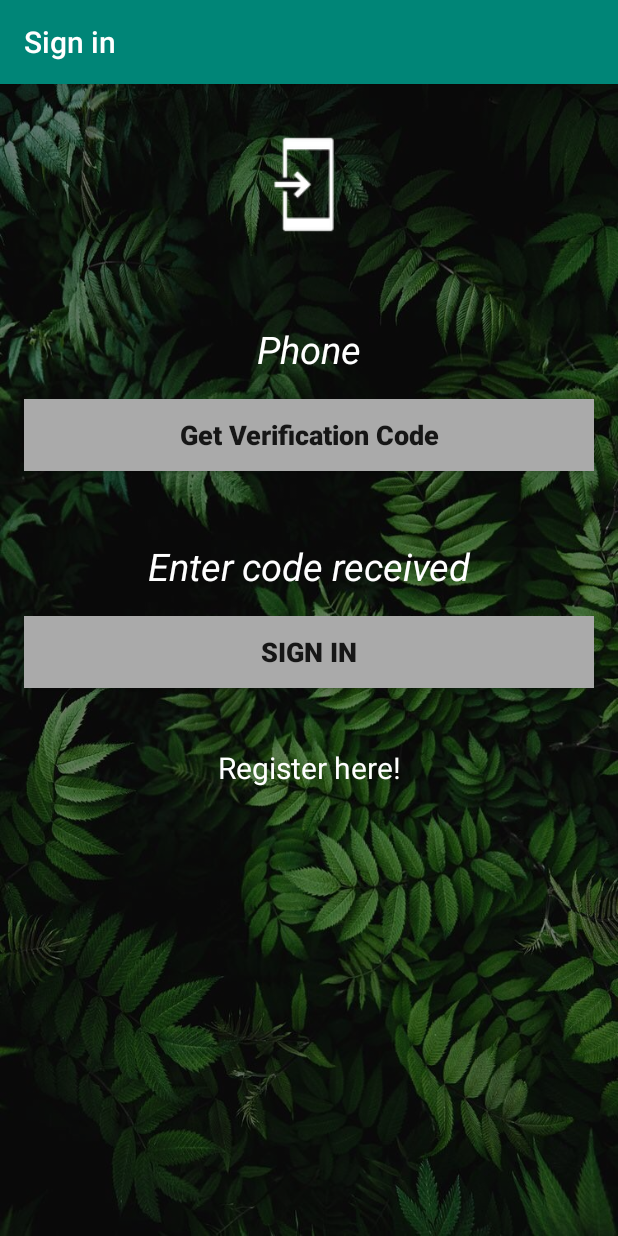
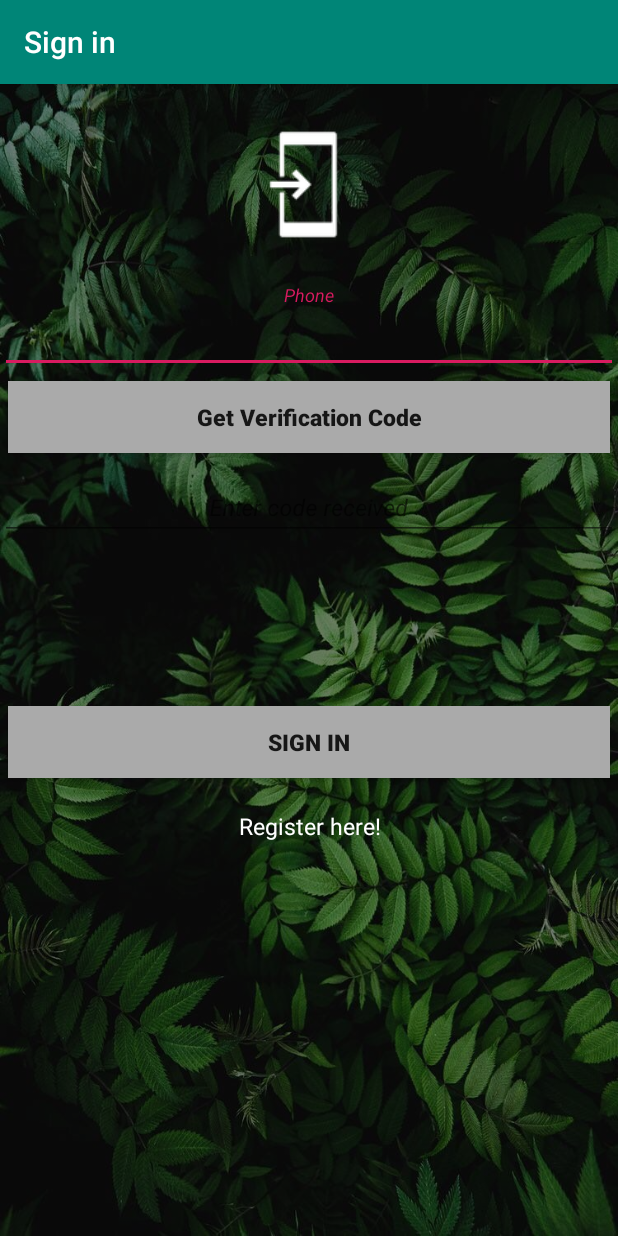
Before and after one commit to nagyjahel/SapiProject, an Android app: the AuthenticationActivity screen opened directly, with no data from a screen before it, on a phone screen of 412 x 824 dp. Run offline under Robolectric (Android 15) with nearby library versions, the phone set to English and light mode, and no system bars; our stand-ins replace Firebase (no records; nobody signed in at launch, a user with empty details on screens opened directly).

Commit message:
Log in and register new user

```diff
--- a/SapiAds/app/src/main/java/com/example/nagyjahel/sapiads/Authentication/AuthenticationActivity.java
+++ b/SapiAds/app/src/main/java/com/example/nagyjahel/sapiads/Authentication/AuthenticationActivity.java
@@ -54,13 +54,21 @@ import static android.media.AudioTrack.STATE_INITIALIZED;
 public class AuthenticationActivity extends AppCompatActivity {
 
 
-    private EditText mPhoneNumber;
-    private EditText mVerificationCode;
+    private android.support.design.widget.TextInputEditText mPhoneNumber;
+    private android.support.design.widget.TextInputEditText mVerificationCode;
+    private android.support.design.widget.TextInputLayout mFirstName;
+    private android.support.design.widget.TextInputEditText mFirstNameValue;
+    private android.support.design.widget.TextInputEditText mLastNameValue;
+    private android.support.design.widget.TextInputLayout mLastName;
     private TextView mRegister;
+    private Button mSignInButton;
+    private int registeredUser = 0;
 
     private FirebaseAuth mAuth;
     private String codeSent;
     private String userCode;
+
+    private static final String TAG = "AuthActivity";
 
     private boolean mExist;
 
@@ -72,11 +80,21 @@ public class AuthenticationActivity extends AppCompatActivity {
         mAuth = FirebaseAuth.getInstance();
         mVerificationCode = findViewById(R.id.verificationCode);
         mPhoneNumber = findViewById(R.id.phoneNumber);
+        mFirstName = findViewById(R.id.firstName);
+        mFirstNameValue = findViewById(R.id.firstNameValue);
+        mLastNameValue = findViewById(R.id.lastNameValue);
+        mLastName = findViewById(R.id.lastName);
         mRegister = findViewById(R.id.register);
+        mSignInButton = findViewById(R.id.signinButton);
+        registeredUser = 0;
+
+        mFirstName.setVisibility(View.INVISIBLE);
+        mLastName.setVisibility(View.INVISIBLE);
 
         findViewById(R.id.verificationButton).setOnClickListener(new View.OnClickListener(){
                 @Override
                 public void onClick(View v){
+                    Log.d(TAG, "Verification button pressed");
                     sendVerificationCode();
                 }
         });
@@ -84,7 +102,25 @@ public class AuthenticationActivity extends AppCompatActivity {
         findViewById(R.id.signinButton).setOnClickListener(new View.OnClickListener(){
             @Override
             public void onClick(View v){
+                Log.d(TAG, "Sign in button pressed");
+                if(mPhoneNumber.getText().toString() != null && codeSent != null)
+                {
                     verifySignInCode();
+                }
+
+
+            }
+        });
+
+        findViewById(R.id.register).setOnClickListener(new View.OnClickListener(){
+            @Override
+            public void onClick(View v){
+                Log.d(TAG, "Sign in button pressed");
+                mFirstName.setVisibility(View.VISIBLE);
+                mLastName.setVisibility(View.VISIBLE);
+                mRegister.setVisibility(View.INVISIBLE);
+                mSignInButton.setText("Register");
+                registeredUser = 1;
 
             }
         });
@@ -92,7 +128,10 @@ public class AuthenticationActivity extends AppCompatActivity {
 
     private void verifySignInCode(){
 
+
+
         userCode = mVerificationCode.getText().toString();
+        Log.d(TAG, "Code:" + userCode);
         PhoneAuthCredential credential = PhoneAuthProvider.getCredential(codeSent, userCode);
         signInWithPhoneAuthCredential(credential);
     }
@@ -103,14 +142,17 @@ public class AuthenticationActivity extends AppCompatActivity {
                     @Override
                     public void onComplete(@NonNull final Task<AuthResult> task) {
                         if (task.isSuccessful()) {
-
+                            if(registeredUser == 1)
+                            {
+                                Log.d(TAG, "Task succesfull");
+                                String firstName = mFirstNameValue.getText().toString();
+                                String lastName = mLastNameValue.getText().toString();
                                 final FirebaseDatabase database = FirebaseDatabase.getInstance();
                                 String key = Long.toString(System.currentTimeMillis());
-                            final DatabaseReference users = database.getReference("users/" + key);
+                                final DatabaseReference users = database.getReference("users/" + mPhoneNumber.getText().toString());
                                 Map<String,String > map = new HashMap<>();
-                                        map.put("phoneNumber", mPhoneNumber.getText().toString());
-                                        map.put("firstName", "Jahel");
-                                        map.put("lastName", "Nagy");
+                                map.put("firstName", firstName);
+                                map.put("lastName", lastName);
                                 map.put("photoUrl", "https://scontent.fotp3-2.fna.fbcdn.net/v/t1.0-9/45669376_2031047590289015_5687033769354067968_o.jpg?_nc_cat=106&_nc_ht=scontent.fotp3-2.fna&oh=0269a86d62af533fbc0e8dc1f3e627b5&oe=5C69F883");
 
                                 users.setValue(map)
@@ -121,6 +163,25 @@ public class AuthenticationActivity extends AppCompatActivity {
                                                         "You logged in!", Toast.LENGTH_LONG).show();
                                             }
                                         });
+                            }
+                            else
+                            {
+                                Log.d(TAG, "Task succesfull");
+                                final FirebaseDatabase database = FirebaseDatabase.getInstance();
+                                String key = Long.toString(System.currentTimeMillis());
+                                final DatabaseReference users = database.getReference("users/" + mPhoneNumber.getText().toString());
+                                Map<String,String > map = new HashMap<>();
+                                /*
+                                users.setValue(map)
+                                        .addOnSuccessListener(new OnSuccessListener<Void>() {
+                                            @Override
+                                            public void onSuccess(Void aVoid) {
+                                                Toast.makeText(getApplicationContext(),
+                                                        "You logged in!", Toast.LENGTH_LONG).show();
+                                            }
+                                        });*/
+                            }
+
                                 //here we can open a new activity
                             /*Toast.makeText(getApplicationContext(),
                             "Login succesfull", Toast.LENGTH_LONG).show();*/
@@ -142,6 +203,7 @@ public class AuthenticationActivity extends AppCompatActivity {
     private void sendVerificationCode() {
 
         String phone = mPhoneNumber.getText().toString();
+        Log.d(TAG, "Phonenumber " + phone);
         if (phone.isEmpty()) {
             mPhoneNumber.setError("Phone number is required");
             mPhoneNumber.requestFocus();
@@ -154,6 +216,7 @@ public class AuthenticationActivity extends AppCompatActivity {
             return;
         }
 
+        Log.d(TAG, "Phonenumber1 " + phone);
         PhoneAuthProvider.getInstance().verifyPhoneNumber(
                 phone,        // Phone number to verify
                 60,                 // Timeout duration
@@ -177,6 +240,7 @@ public class AuthenticationActivity extends AppCompatActivity {
             public void onCodeSent(String s, PhoneAuthProvider.ForceResendingToken forceResendingToken) {
                 super.onCodeSent(s, forceResendingToken);
                 codeSent = s;
+                Log.d(TAG, "Code " + codeSent);
             }
         };
 
--- a/SapiAds/app/src/main/java/com/example/nagyjahel/sapiads/Main/AdCreateFragment.java
+++ b/SapiAds/app/src/main/java/com/example/nagyjahel/sapiads/Main/AdCreateFragment.java
@@ -62,7 +62,7 @@ public class AdCreateFragment extends Fragment {
                     map.put("content", adContent.getText().toString());
                     map.put("imageUrl", "");
                     map.put("isReported", "0");
-                    map.put("publishingUserId", "0755589536");
+                    map.put("publishingUserId", user.getCurrentUser().getPhoneNumber());
                     map.put("viewed", "1");
                     ad.setValue(map)
                             .addOnSuccessListener(new OnSuccessListener<Void>() {
--- a/SapiAds/app/src/main/res/layout/activity_authentication.xml
+++ b/SapiAds/app/src/main/res/layout/activity_authentication.xml
@@ -25,74 +25,110 @@
             android:layout_height="134dp"
             android:layout_gravity="center"
             android:orientation="vertical"
-            android:padding="15dp"
+            android:padding="10dp"
             app:srcCompat="@drawable/common_full_open_on_phone" />
 
-        <EditText
+        <android.support.design.widget.TextInputLayout
+            android:layout_width="match_parent"
+            android:layout_height="wrap_content">
+
+            <android.support.design.widget.TextInputEditText
                 android:id="@+id/phoneNumber"
                 android:layout_width="match_parent"
-            android:layout_height="wrap_content"
-            android:layout_above="@+id/verificationButton"
-            android:layout_below="@+id/loginIcon"
-            android:background="@android:color/transparent"
-            android:digits="+0123456789"
-            android:ems="10"
+                android:layout_height="match_parent"
                 android:gravity="center"
-            android:inputType="phone"
-            android:paddingTop="25dp"
-            android:text="Phone"
                 android:hint="Phone"
-            android:textStyle="italic"
                 android:textColor="@android:color/white"
-            android:textSize="25dp" />
+                android:textColorHint="@android:color/white"
+                android:textSize="20dp"
+                android:textStyle="italic" />
+
+        </android.support.design.widget.TextInputLayout>
+
 
         <Button
             android:id="@+id/verificationButton"
             android:layout_width="match_parent"
             android:layout_height="wrap_content"
-            android:layout_margin="@dimen/activity_vertical_margin"
+            android:layout_margin="5dp"
             android:background="@android:color/darker_gray"
             android:layout_above="@+id/verificationCode"
             android:textStyle="bold"
-            android:textSize="18dp"
+            android:textSize="15dp"
             android:text="Get Verification Code"
             android:textAllCaps="false" />
 
-        <EditText
+        <android.support.design.widget.TextInputLayout
+            android:layout_width="match_parent"
+            android:layout_height="wrap_content">
+
+            <android.support.design.widget.TextInputEditText
                 android:id="@+id/verificationCode"
                 android:layout_width="match_parent"
                 android:layout_height="wrap_content"
-            android:layout_above="@+id/signinButton"
-            android:background="@android:color/transparent"
+                android:hint="Enter code received"
+                android:gravity="center"
+                android:textSize="15dp"
                 android:textStyle="italic"
-            android:digits="0123456789"
+                android:textColorHint="@android:color/white"
+                android:textColor="@android:color/white"/>
+
+        </android.support.design.widget.TextInputLayout>
+
+        <android.support.design.widget.TextInputLayout
+            android:layout_width="match_parent"
+            android:layout_height="wrap_content"
+            android:id="@+id/firstName">
+
+            <android.support.design.widget.TextInputEditText
+                android:id="@+id/firstNameValue"
+                android:layout_width="match_parent"
+                android:layout_height="match_parent"
                 android:gravity="center"
-            android:inputType="number"
-            android:paddingTop="30dp"
-            android:text="Enter code received"
+                android:hint="Firstname"
                 android:textColor="@android:color/white"
-            android:textSize="25dp" />
+                android:textColorHint="@android:color/white"
+                android:textSize="15dp"
+                android:textStyle="italic" />
 
+        </android.support.design.widget.TextInputLayout>
+        <android.support.design.widget.TextInputLayout
+            android:layout_width="match_parent"
+            android:layout_height="wrap_content"
+            android:id="@+id/lastName">
+
+            <android.support.design.widget.TextInputEditText
+                android:id="@+id/lastNameValue"
+                android:layout_width="match_parent"
+                android:layout_height="match_parent"
+                android:gravity="center"
+                android:hint="Lastname"
+                android:textColor="@android:color/white"
+                android:textColorHint="@android:color/white"
+                android:textSize="15dp"
+                android:textStyle="italic" />
+
+        </android.support.design.widget.TextInputLayout>
         <Button
             android:id="@+id/signinButton"
             android:layout_width="match_parent"
             android:layout_height="wrap_content"
-            android:layout_margin="@dimen/activity_vertical_margin"
+            android:layout_margin="5dp"
             android:background="@android:color/darker_gray"
             android:textStyle="bold"
-            android:textSize="18dp"
+            android:textSize="15dp"
             android:text="Sign In" />
 
         <TextView
             android:id="@+id/register"
             android:layout_width="match_parent"
-            android:layout_height="42dp"
+            android:layout_height="20dp"
             android:text="Register here!"
             android:layout_margin="@dimen/activity_vertical_margin"
             android:textColor="@android:color/white"
             android:gravity="center"
-            android:padding="5dp"
-            android:textSize="20dp" />
+            android:padding="0dp"
+            android:textSize="15dp" />
 
     </LinearLayout>
 
```
Lines whose indentation alone changed are shown as unchanged.
